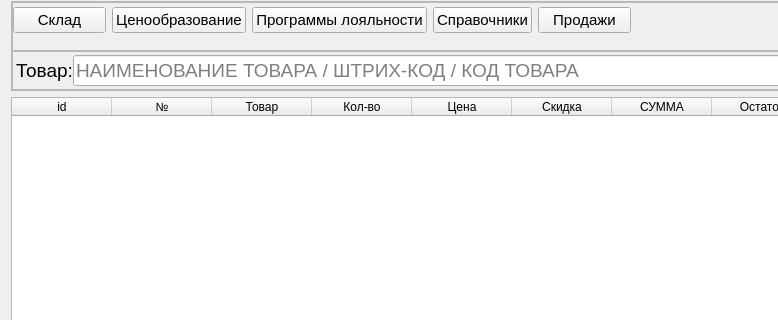
kvv128/RetailPoint, file ui_mainForm.ui: the form before one commit; both pictures show x 0 to 778 and y 0 to 320 of the 1280 by 800 pixel window.
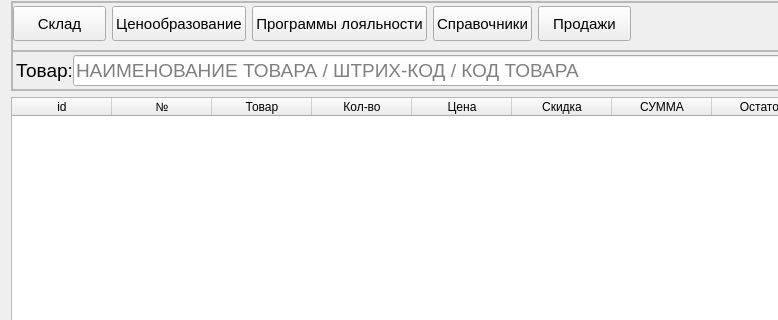
The form after the commit.

Diff of the .ui file:
```diff
--- a/ui_mainForm.ui
+++ b/ui_mainForm.ui
@@ -110,6 +110,12 @@
              </property>
              <item>
               <widget class="QPushButton" name="btn_warehouse">
+               <property name="minimumSize">
+                <size>
+                 <width>0</width>
+                 <height>35</height>
+                </size>
+               </property>
                <property name="font">
                 <font>
                  <pointsize>11</pointsize>
@@ -122,6 +128,12 @@
              </item>
              <item>
               <widget class="QPushButton" name="btn_pricing">
+               <property name="minimumSize">
+                <size>
+                 <width>0</width>
+                 <height>35</height>
+                </size>
+               </property>
                <property name="font">
                 <font>
                  <pointsize>11</pointsize>
@@ -134,6 +146,12 @@
              </item>
              <item>
               <widget class="QPushButton" name="btn_loyaltyProgram">
+               <property name="minimumSize">
+                <size>
+                 <width>0</width>
+                 <height>35</height>
+                </size>
+               </property>
                <property name="font">
                 <font>
                  <pointsize>11</pointsize>
@@ -146,6 +164,12 @@
              </item>
              <item>
               <widget class="QPushButton" name="btn_dict">
+               <property name="minimumSize">
+                <size>
+                 <width>0</width>
+                 <height>35</height>
+                </size>
+               </property>
                <property name="font">
                 <font>
                  <pointsize>11</pointsize>
@@ -158,6 +182,18 @@
              </item>
              <item>
               <widget class="QPushButton" name="btn_selling">
+               <property name="sizePolicy">
+                <sizepolicy hsizetype="Minimum" vsizetype="Minimum">
+                 <horstretch>0</horstretch>
+                 <verstretch>0</verstretch>
+                </sizepolicy>
+               </property>
+               <property name="minimumSize">
+                <size>
+                 <width>0</width>
+                 <height>35</height>
+                </size>
+               </property>
                <property name="font">
                 <font>
                  <pointsize>11</pointsize>
```
